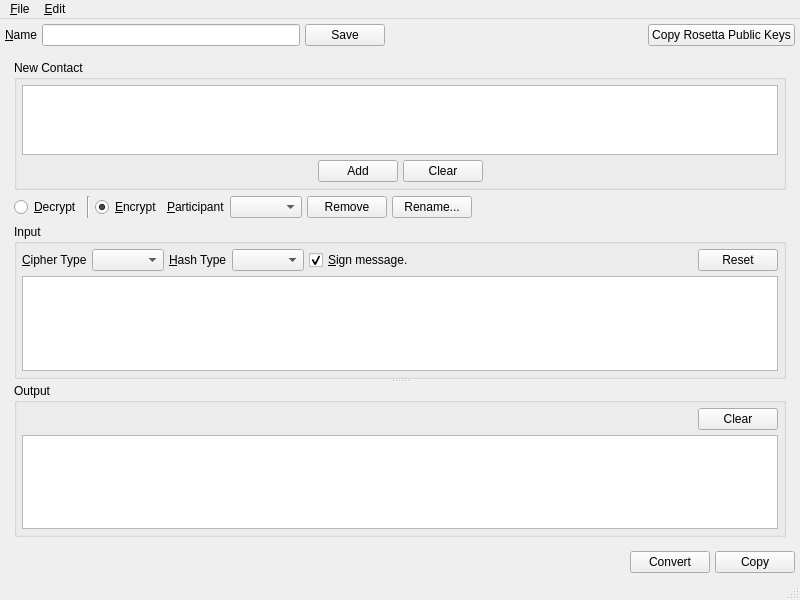
Old version of the form branches/trunk/UI/spot-on-rosetta.ui in the repository textbrowser/spot-on.
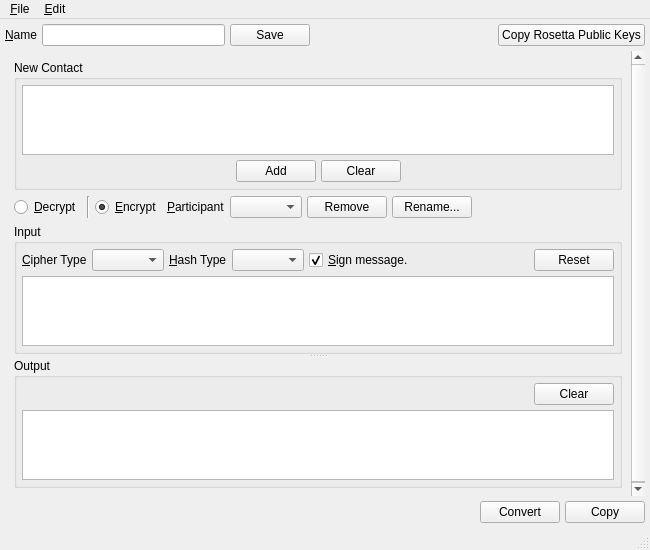
New version of the form. Icons and pictures are not drawn.

Diff of the .ui file:
```diff
--- a/branches/trunk/UI/spot-on-rosetta.ui
+++ b/branches/trunk/UI/spot-on-rosetta.ui
@@ -6,8 +6,8 @@
    <rect>
     <x>0</x>
     <y>0</y>
-    <width>800</width>
-    <height>600</height>
+    <width>650</width>
+    <height>550</height>
    </rect>
   </property>
   <property name="windowIcon">
@@ -84,8 +84,8 @@
        <property name="geometry">
         <rect>
          <x>0</x>
-         <y>-118</y>
-         <width>774</width>
+         <y>0</y>
+         <width>624</width>
          <height>575</height>
         </rect>
        </property>
@@ -450,7 +450,7 @@
     <rect>
      <x>0</x>
      <y>0</y>
-     <width>800</width>
+     <width>650</width>
      <height>31</height>
     </rect>
    </property>
```
